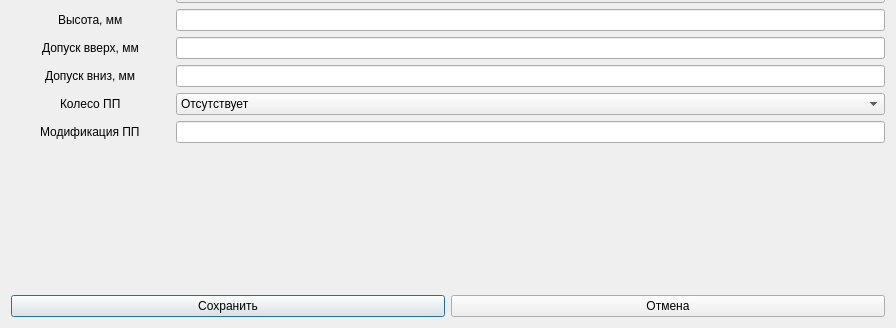
Qt form new_item_window.ui (yn4kwert/Technologist) before a commit; both pictures show x 0 to 896 and y 342 to 670 of the 896 by 670 pixel window.
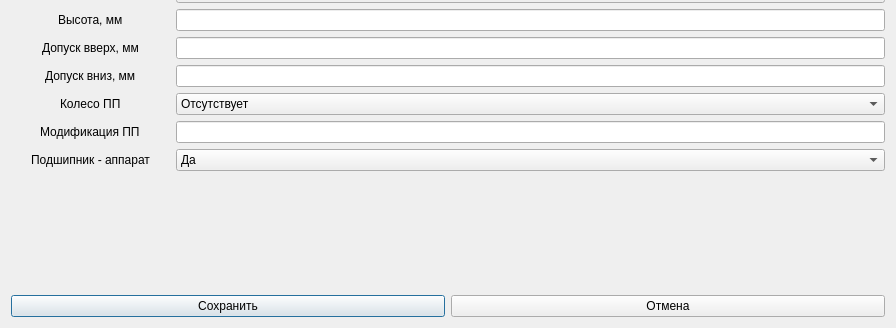
The same form after that commit.

Commit message: Added new bearing parameter brg_is_dif in constnt_window and in new_item_window. Finished calculation methods

The edit to the form file:
```diff
--- a/new_item_window.ui
+++ b/new_item_window.ui
@@ -562,6 +562,27 @@
        <item row="4" column="1">
         <widget class="QLineEdit" name="lineEditCompression"/>
        </item>
+       <item row="13" column="0">
+        <widget class="QLabel" name="labelBearingIsDif">
+         <property name="text">
+          <string>Подшипник - аппарат</string>
+         </property>
+        </widget>
+       </item>
+       <item row="13" column="1">
+        <widget class="QComboBox" name="comboBoxBearingIsDif">
+         <item>
+          <property name="text">
+           <string>Да</string>
+          </property>
+         </item>
+         <item>
+          <property name="text">
+           <string>Нет</string>
+          </property>
+         </item>
+        </widget>
+       </item>
       </layout>
      </item>
      <item>
```
The commit also changes 4 other files.
